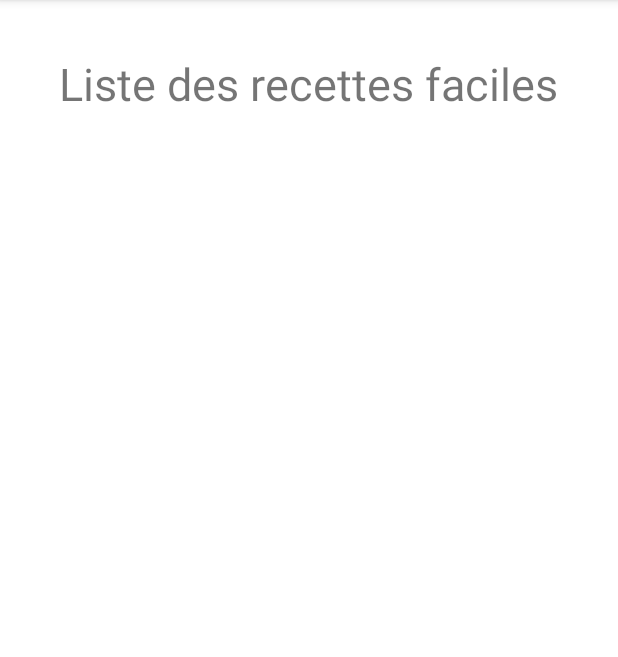
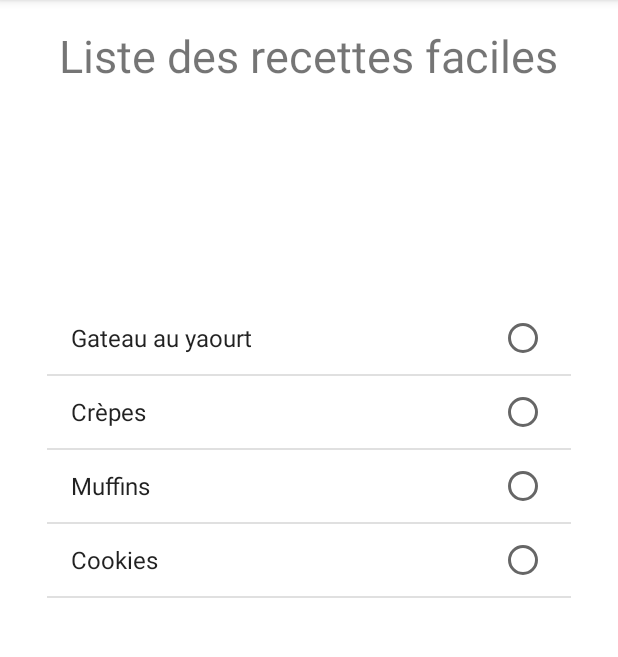
Before and after one commit to ngoyennhi/NESTIAndroid, an Android app: the EasyActivity screen opened directly, with no data from a screen before it, on a phone screen of 412 x 824 dp, the part 84-741 px from its top. Run offline under Robolectric (Android 15) with nearby library versions, the phone set to English and light mode, and no system bars.

Commit message:
créer la ListView

```diff
--- a/app/src/main/AndroidManifest.xml
+++ b/app/src/main/AndroidManifest.xml
@@ -20,7 +20,7 @@
             android:name=".SaisonActivity"
             android:exported="false" />
         <activity
-            android:name=".TraditionellesActivity"
+            android:name=".TraditionActivity"
             android:exported="false" />
         <activity
             android:name=".EasyActivity"
--- a/app/src/main/java/com/example/nesti_mes_recettes/EasyActivity.java
+++ b/app/src/main/java/com/example/nesti_mes_recettes/EasyActivity.java
@@ -2,12 +2,11 @@ package com.example.nesti_mes_recettes;
 
 import androidx.appcompat.app.AppCompatActivity;
 
-import android.app.AlertDialog;
-import android.content.DialogInterface;
-import android.content.Intent;
 import android.os.Bundle;
 import android.view.View;
-import android.widget.Button;
+import android.widget.AdapterView;
+import android.widget.ArrayAdapter;
+import android.widget.ListView;
 import android.widget.Toast;
 
 public class EasyActivity extends AppCompatActivity {
@@ -16,5 +15,39 @@ public class EasyActivity extends AppCompatActivity {
     protected void onCreate(Bundle savedInstanceState) {
         super.onCreate(savedInstanceState);
         setContentView(R.layout.activity_easy);
+        /*
+        // List View
+         */
+        // on attrape le composant pour récuper l'élement Listview du layout par son identifiant
+        ListView listView = findViewById(R.id.tradition_listview);
+        // on crée un adaptateur pour faire le lien entre les données et la listView
+        // une simple liste d'éléments et alimentée par le tableau de recettes this.eastRecipes
+        // deuxieme param détermine l'affichage de chaque élément de la liste
+        ArrayAdapter<String> adapter = new ArrayAdapter<String>(this,android.R.layout.simple_list_item_single_choice,this.easyRecipes);
+        // on relie les deux
+        listView.setAdapter(adapter);
+        // Evenemment sur chaque élément
+        listView.setOnItemClickListener(
+                new AdapterView.OnItemClickListener() {
+                    @Override
+                    public void onItemClick(AdapterView<?> parent, View view, int position, long id) {
+                        Toast toast = Toast.makeText(
+                                getApplicationContext(),
+                                "Position:" +String.valueOf(position)+" ,Rec:" +easyRecipes[position],
+                                Toast.LENGTH_SHORT);
+                        toast.show();
+                    }
+                }
+        );
     }
+
+    public String[] easyRecipes ={
+            "Gateau au yaourt",
+            "Crèpes",
+            "Muffins",
+            "Cookies"
+    };
+
+
+
 }
--- a/app/src/main/java/com/example/nesti_mes_recettes/MainActivity.java
+++ b/app/src/main/java/com/example/nesti_mes_recettes/MainActivity.java
@@ -141,7 +141,7 @@ public class MainActivity extends AppCompatActivity {
                     public void onClick(DialogInterface dialog, int which) {
                         Toast.makeText(getApplicationContext(), btnTrade.getText(), Toast.LENGTH_SHORT).show();
                         //Lance l'activité qui affchie la fenêtre Traditionnelles
-                        Intent intent = new Intent(MainActivity.this,TraditionellesActivity.class);
+                        Intent intent = new Intent(MainActivity.this, TraditionActivity.class);
                         startActivity(intent);
                     }
                 });
--- a/app/src/main/res/layout/activity_easy.xml
+++ b/app/src/main/res/layout/activity_easy.xml
@@ -18,6 +18,16 @@
         app:layout_constraintHorizontal_bias="0.486"
         app:layout_constraintStart_toStartOf="parent"
         app:layout_constraintTop_toTopOf="parent"
-        app:layout_constraintVertical_bias="0.049" />
+        app:layout_constraintVertical_bias="0.023" />
+
+    <ListView
+        android:id="@+id/tradition_listview"
+        android:layout_width="349dp"
+        android:layout_height="540dp"
+        app:layout_constraintBottom_toBottomOf="parent"
+        app:layout_constraintEnd_toEndOf="parent"
+        app:layout_constraintStart_toStartOf="parent"
+        app:layout_constraintTop_toBottomOf="@+id/main_txtViewEasy"
+        app:layout_constraintVertical_bias="0.843" />
 
 </androidx.constraintlayout.widget.ConstraintLayout>
--- /dev/null
+++ b/app/src/main/res/layout/line_recipe.xml
@@ -0,0 +1,6 @@
+<?xml version="1.0" encoding="utf-8"?>
+<LinearLayout xmlns:android="http://schemas.android.com/apk/res/android"
+    android:layout_width="match_parent"
+    android:layout_height="match_parent">
+
+</LinearLayout>
```
Also changed, not shown: app/src/main/java/com/example/nesti_mes_recettes/TraditionActivity.java (added, +49 -0 lines), app/src/main/java/com/example/nesti_mes_recettes/TraditionellesActivity.java (deleted, +0 -14 lines), app/src/main/java/com/example/nesti_mes_recettes/entity/Recipe.java (added, +49 -0 lines), app/src/main/res/layout/activity_tradition.xml (renamed from app/src/main/res/layout/activity_traditionelles.xml, +11 -1 lines).
